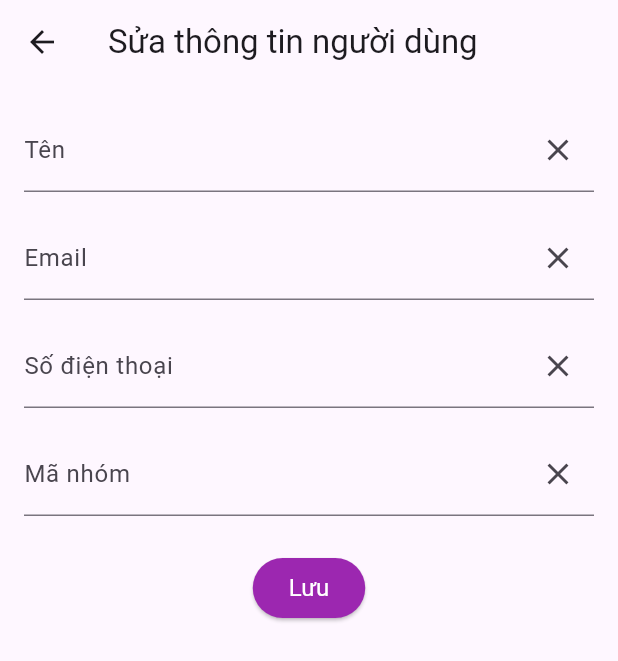
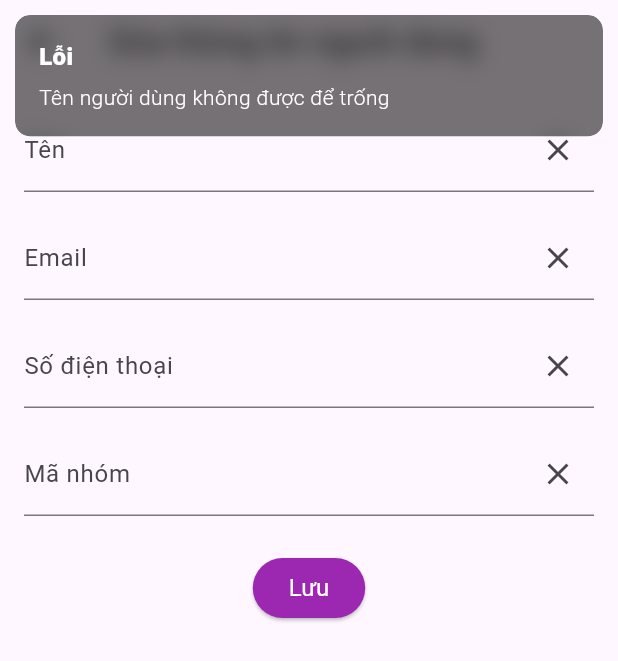
Before and after one commit to anhLeQuoc12/BTL-Phat-trien-ung-dung-da-nen-tang-Nhom-10, a Flutter app: the EditUserPage screen opened directly with empty values, after a tap on "Lưu", on a phone screen of 412 x 824 dp. Shown: the top 661 px of the screen. Run offline on Flutter 3.47's test engine with Material 3 defaults, Android fonts, the phone set to English and light mode, and no system bars; our stand-ins replace get, shared_preferences; accounts and stored records are empty.

Commit message:
fix: code

```diff
--- a/frontend_flutter_app/lib/ui/admin/admin.category-management.dart
+++ b/frontend_flutter_app/lib/ui/admin/admin.category-management.dart
@@ -210,6 +210,7 @@ class _EditCategoryPageState extends State<EditCategoryPage> {
   Future<void> updateCategory() async {
     if (nameController.text.trim().isEmpty) {
       HotMessage.showToast('Lỗi', 'Tên danh mục không được để trống');
+      return;
     }
     try {
       var token = await Auth.getAccessToken();
--- a/frontend_flutter_app/lib/ui/admin/admin.unit-management.dart
+++ b/frontend_flutter_app/lib/ui/admin/admin.unit-management.dart
@@ -185,6 +185,7 @@ class _EditUnitPageState extends State<EditUnitPage> {
   Future<void> updateUnit() async {
     if (nameController.text.trim().isEmpty) {
       HotMessage.showToast('Lỗi', 'Tên đơn vị không được để trống');
+      return;
     }
     try {
       var token = await Auth.getAccessToken();
@@ -343,6 +344,7 @@ class _CreateUnitPageState extends State<CreateUnitPage> {
   Future<void> createUnit() async {
     if (nameController.text.trim().isEmpty) {
       HotMessage.showToast('Lỗi', 'Tên đơn vị không được để trống');
+      return;
     }
     try {
       var token = await Auth.getAccessToken();
--- a/frontend_flutter_app/lib/ui/admin/admin.user-management.dart
+++ b/frontend_flutter_app/lib/ui/admin/admin.user-management.dart
@@ -196,6 +196,18 @@ class _EditUserPageState extends State<EditUserPage> {
   }
 
   Future<void> updateUser() async {
+    if (nameController.text.trim().isEmpty) {
+      HotMessage.showToast('Lỗi', 'Tên người dùng không được để trống');
+      return;
+    }
+    if (emailController.text.trim().isEmpty) {
+      HotMessage.showToast('Lỗi', 'Tên người dùng không được để trống');
+      return;
+    }
+    if (phoneController.text.trim().isEmpty) {
+      HotMessage.showToast('Lỗi', 'Tên người dùng không được để trống');
+      return;
+    }
     try {
       var token = await Auth.getAccessToken();
       var updateBody = {
--- a/frontend_flutter_app/lib/ui/admin/admin.usergroup-management.dart
+++ b/frontend_flutter_app/lib/ui/admin/admin.usergroup-management.dart
@@ -185,6 +185,7 @@ class _EditUserGroupPageState extends State<EditUserGroupPage> {
   Future<void> updateUserGroup() async {
     if (nameController.text.trim().isEmpty) {
       HotMessage.showToast('Lỗi', 'Tên nhóm người dùng không được để trống');
+      return;
     }
     try {
       var token = await Auth.getAccessToken();
@@ -343,6 +344,7 @@ class _CreateUserGroupPageState extends State<CreateUserGroupPage> {
   Future<void> createUserGroup() async {
     if (nameController.text.trim().isEmpty) {
       HotMessage.showToast('Lỗi', 'Tên nhóm người dùng không được để trống');
+      return;
     }
     try {
       var token = await Auth.getAccessToken();
```
